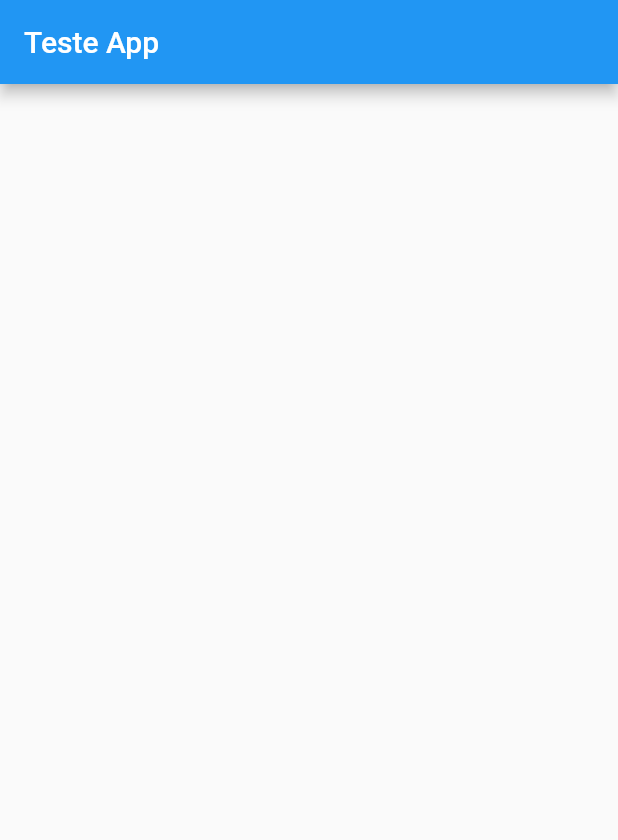
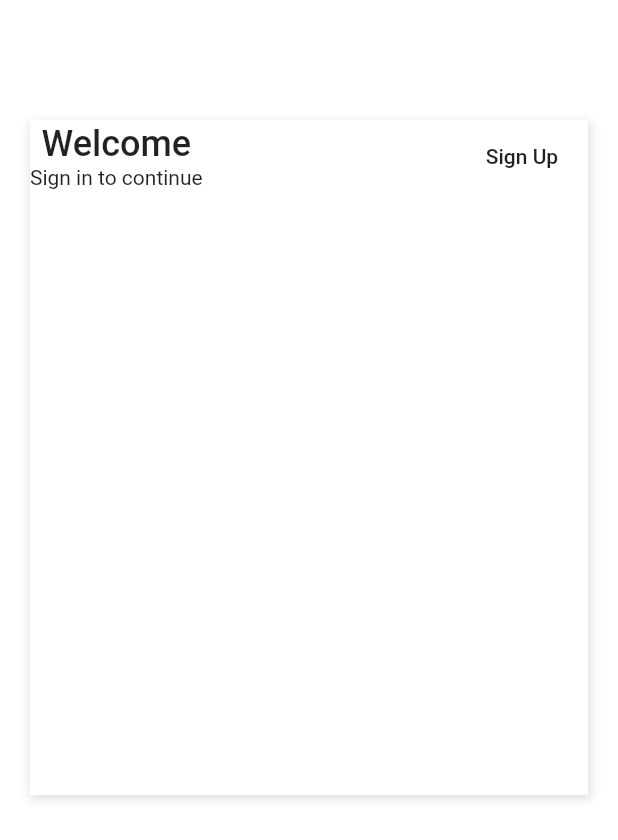
Before and after one commit to Douglas-code/shopping_app, a Flutter app: the screen it shows after launch, on a phone screen of 412 x 824 dp. Shown: the top 840 px of the screen. Run offline on Flutter 3.47's test engine with Material 2 defaults, Android fonts, the phone set to English and light mode, and no system bars.

Commit message:
Implementacao parcial tela de login

```diff
--- a/lib/main.dart
+++ b/lib/main.dart
@@ -1,3 +1,4 @@
+import 'package:Shopping/pages/login.page.dart';
 import 'package:flutter/material.dart';
 
 void main() {
@@ -14,18 +15,7 @@ class MyApp extends StatelessWidget {
         primarySwatch: Colors.blue,
         visualDensity: VisualDensity.adaptivePlatformDensity,
       ),
-      home: HomePage(),
+      home: LoginPage(),
     );
   }
 }
-
-class HomePage extends StatelessWidget {
-  @override
-  Widget build(BuildContext context) {
-    return Scaffold(
-      appBar: AppBar(
-        title: Text("Teste App"),
-      ),
-    );
-  }
-}
--- /dev/null
+++ b/lib/pages/login.page.dart
@@ -0,0 +1,60 @@
+import 'package:flutter/material.dart';
+
+class LoginPage extends StatelessWidget {
+  @override
+  Widget build(BuildContext context) {
+    return Scaffold(
+      body: Container(
+          color: Colors.white,
+          padding: EdgeInsets.only(
+            top: 80,
+            left: 20,
+            right: 20,
+            bottom: 40,
+          ),
+          child: Column(
+            children: <Widget>[
+              Container(
+                height: 450,
+                decoration: BoxDecoration(
+                  color: Colors.white,
+                  boxShadow: [
+                    BoxShadow(
+                      color: Colors.black12,
+                      offset: Offset(1, 2.0),
+                      blurRadius: 5,
+                      spreadRadius: 1,
+                    ),
+                  ],
+                ),
+                child: ListView(
+                  children: <Widget>[
+                    Row(
+                      mainAxisAlignment: MainAxisAlignment.spaceBetween,
+                      children: <Widget>[
+                        Column(
+                          children: <Widget>[
+                            Text(
+                              "Welcome",
+                              style: TextStyle(
+                                fontSize: 24,
+                                fontWeight: FontWeight.w500,
+                              ),
+                            ),
+                            Text("Sign in to continue"),
+                          ],
+                        ),
+                        FlatButton(
+                          onPressed: () {},
+                          child: Text("Sign Up"),
+                        ),
+                      ],
+                    ),
+                  ],
+                ),
+              ),
+            ],
+          )),
+    );
+  }
+}
```
